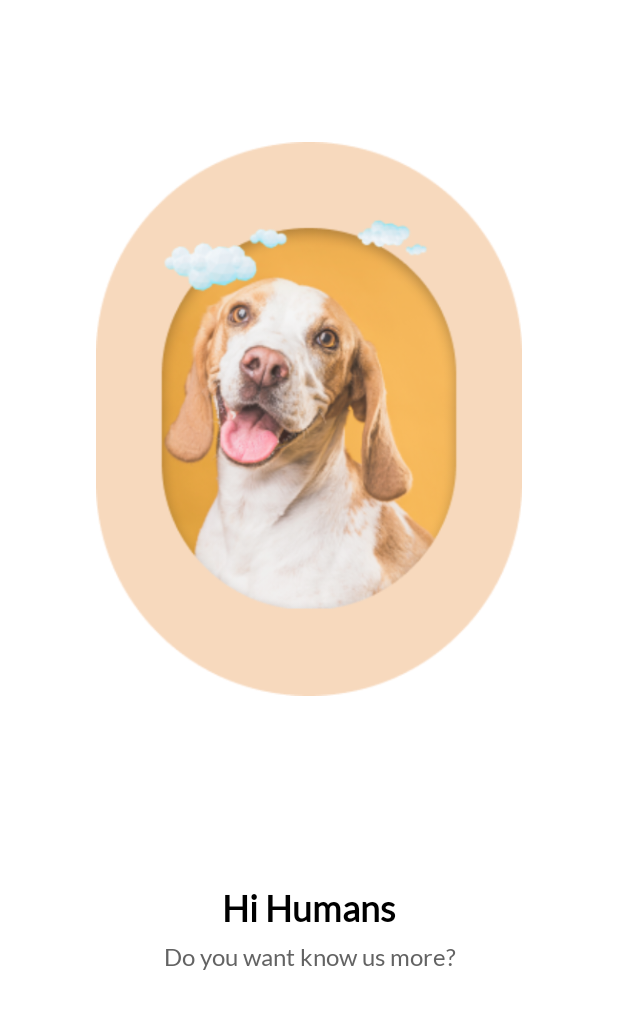
After one commit to hamedhoseini/DogsApp, an Android app: the layout fragment_presentation_content.xml on its own in the app's theme, with its tools: preview values and no code run, on a phone screen of 412 x 824 dp. The commit adds this screen. Shown: the top 1009 px of the screen. Run offline under Robolectric (Android 15) with nearby library versions, the phone set to English and light mode, and no system bars.

Commit message:
Added initial Presentation screen

```diff
--- a/app/build.gradle
+++ b/app/build.gradle
@@ -42,7 +42,7 @@ android {
 
 dependencies {
 
-    implementation 'androidx.core:core-ktx:1.7.0'
+    implementation 'androidx.core:core-ktx:1.8.0'
     implementation 'androidx.appcompat:appcompat:1.6.1'
     implementation 'com.google.android.material:material:1.8.0'
     implementation 'androidx.constraintlayout:constraintlayout:2.1.4'
@@ -72,6 +72,9 @@ dependencies {
     implementation "com.github.bumptech.glide:glide:$rootProject.glide_version"
     annotationProcessor "com.github.bumptech.glide:compiler:$rootProject.glide_version"
 
+    //intro indicator
+    implementation "com.tbuonomo:dotsindicator:4.2"
+
     testImplementation 'junit:junit:4.13.2'
     androidTestImplementation 'androidx.test.ext:junit:1.1.5'
     androidTestImplementation 'androidx.test.espresso:espresso-core:3.5.1'
--- /dev/null
+++ b/app/src/main/res/layout/fragment_presentation_content.xml
@@ -0,0 +1,52 @@
+<?xml version="1.0" encoding="utf-8"?>
+<layout xmlns:android="http://schemas.android.com/apk/res/android"
+    xmlns:app="http://schemas.android.com/apk/res-auto"
+    xmlns:tools="http://schemas.android.com/tools">
+
+    <androidx.constraintlayout.widget.ConstraintLayout
+        android:layout_width="match_parent"
+        android:layout_height="match_parent"
+        tools:context=".intro.PresentationContentFragment">
+
+        <ImageView
+            android:id="@+id/imgViewIntroMain"
+            android:layout_width="match_parent"
+            android:layout_height="0dp"
+            android:src="@drawable/img_presentation_dog"
+            android:layout_marginStart="@dimen/margin_64dp"
+            android:layout_marginEnd="@dimen/margin_64dp"
+            android:layout_marginTop="@dimen/margin_32dp"
+            app:layout_constraintHeight_percent="0.6"
+            app:layout_constraintLeft_toLeftOf="parent"
+            app:layout_constraintRight_toRightOf="parent"
+            app:layout_constraintTop_toTopOf="parent" />
+
+        <TextView
+            android:id="@+id/textViewIntroTitle"
+            android:layout_width="match_parent"
+            android:layout_height="wrap_content"
+            android:layout_marginLeft="@dimen/margin_16dp"
+            android:layout_marginTop="@dimen/margin_64dp"
+            android:layout_marginRight="@dimen/margin_16dp"
+            android:gravity="center"
+            android:text="@string/hi_humans"
+            android:textColor="@color/black"
+            android:textSize="@dimen/textSizeHuge"
+            android:textStyle="bold"
+            app:layout_constraintTop_toBottomOf="@+id/imgViewIntroMain" />
+
+        <TextView
+            android:id="@+id/textViewIntroDescription"
+            android:layout_width="match_parent"
+            android:layout_height="wrap_content"
+            android:layout_marginLeft="@dimen/margin_16dp"
+            android:layout_marginTop="@dimen/margin_8dp"
+            android:layout_marginRight="@dimen/margin_16dp"
+            android:gravity="center"
+            android:text="@string/do_you_want_know_us_more"
+            android:textColor="@color/gray"
+            android:textSize="@dimen/textSizeBig"
+            app:layout_constraintTop_toBottomOf="@+id/textViewIntroTitle" />
+
+    </androidx.constraintlayout.widget.ConstraintLayout>
+</layout>
--- a/app/src/main/res/values/colors.xml
+++ b/app/src/main/res/values/colors.xml
@@ -7,4 +7,7 @@
     <color name="teal_700">#FF018786</color>
     <color name="black">#FF000000</color>
     <color name="white">#FFFFFFFF</color>
+    <color name="dark_purple">#41245C</color>
+    <color name="light_gray">#D9D9D9</color>
+    <color name="gray">#636363</color>
 </resources>
--- a/app/src/main/res/values/strings.xml
+++ b/app/src/main/res/values/strings.xml
@@ -1,3 +1,11 @@
 <resources>
     <string name="app_name">DogsApp</string>
+    <string name="hello_blank_fragment">Hello blank fragment</string>
+    <string name="next">Next</string>
+    <string name="hi_humans">Hi Humans</string>
+    <string name="do_you_want_know_us_more">Do you want know us more?</string>
+    <string name="breeds">Our Breeds</string>
+    <string name="get_to_know_different_breeds">Get to know our different breeds</string>
+    <string name="breeds_info">Breeds Info</string>
+    <string name="know_differences_and_similarities">Know our differences and similarities by breed detail and image</string>
 </resources>
--- a/app/src/main/res/values/themes.xml
+++ b/app/src/main/res/values/themes.xml
@@ -12,5 +12,8 @@
         <!-- Status bar color. -->
         <item name="android:statusBarColor">?attr/colorPrimaryVariant</item>
         <!-- Customize your theme here. -->
+        <item name="fontFamily">@font/lato_regular</item>
+         typeface for buttons
+        <item name="android:fontFamily">@font/lato_regular</item>
     </style>
 </resources>
--- a/build.gradle
+++ b/build.gradle
@@ -7,7 +7,7 @@ buildscript {
     dependencies {
         classpath 'com.google.dagger:hilt-android-gradle-plugin:2.38.1'
         classpath "androidx.navigation:navigation-safe-args-gradle-plugin:2.5.1"
-        classpath "org.jetbrains.kotlin:kotlin-gradle-plugin:$kotlin_version"
+        classpath "org.jetbrains.kotlin:kotlin-gradle-plugin:1.8.0"
 
     }
 }
```
Also changed, not shown: app/src/main/java/com/mihahoni/dogsapp/base/BaseFragment.kt (added, +35 -0 lines), app/src/main/java/com/mihahoni/dogsapp/data/PresentationEntity.kt (added, +7 -0 lines), app/src/main/java/com/mihahoni/dogsapp/intro/PresentationContentFragment.kt (added, +27 -0 lines), app/src/main/java/com/mihahoni/dogsapp/intro/PresentationFragment.kt (added, +95 -0 lines), app/src/main/java/com/mihahoni/dogsapp/util/ZoomOutPageTransformer.kt (added, +46 -0 lines), app/src/main/res/drawable/btn_background_radius_corner_purple.xml (added, +9 -0 lines), app/src/main/res/layout/activity_main.xml (+8 -8 lines), app/src/main/res/layout/fragment_presentation.xml (added, +54 -0 lines), app/src/main/res/navigation/main_nav_graph.xml (added, +11 -0 lines), app/src/main/res/values/dimens.xml (added, +35 -0 lines), app/src/main/res/drawable/img_presentation_dog.png (added), app/src/main/res/font/lato_regular.ttf (added).
